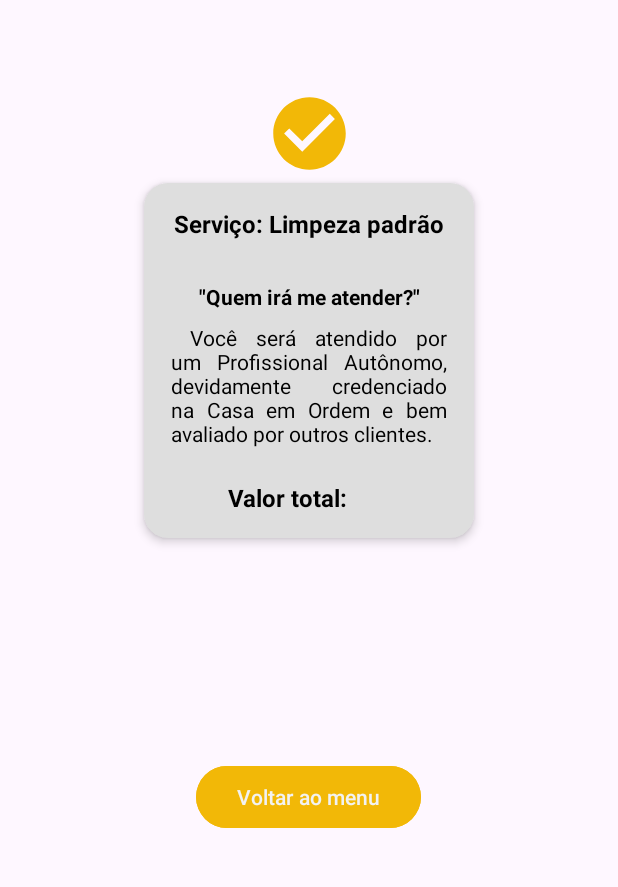
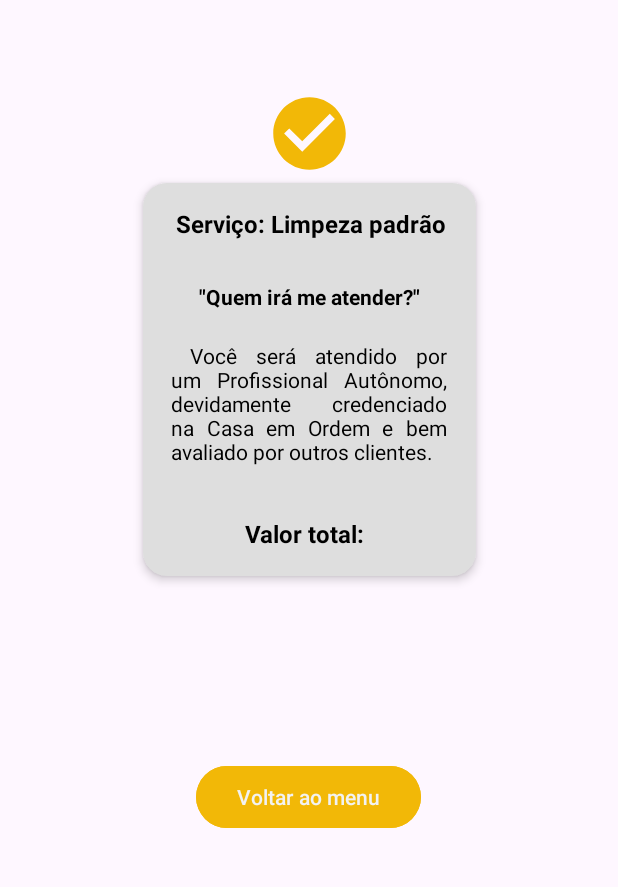
Before and after one commit to Cainann07/CasaEmOrdem, an Android app: the layout activity_confirmacao_pedido.xml on its own in the app's theme, with its tools: preview values and no code run, on a phone screen of 412 x 824 dp, the part 78-965 px from its top. Run offline under Robolectric (Android 15) with nearby library versions, the phone set to English and light mode, and no system bars.

Commit message:
Ajuste do conteiner principal da página.

```diff
--- a/app/src/main/res/layout/activity_confirmacao_pedido.xml
+++ b/app/src/main/res/layout/activity_confirmacao_pedido.xml
@@ -41,8 +41,8 @@
 
 
     <androidx.constraintlayout.widget.ConstraintLayout
-        android:layout_width="220dp"
-        android:layout_height="wrap_content"
+        android:layout_width="222dp"
+        android:layout_height="262dp"
         android:layout_gravity="center"
         android:layout_margin="16dp"
         android:layout_marginTop="33dp"
@@ -87,14 +87,14 @@
             android:id="@+id/txtDetalhes"
             android:layout_width="184dp"
             android:layout_height="89dp"
-            android:layout_marginTop="8dp"
+            android:layout_marginTop="20dp"
             android:justificationMode="inter_word"
             android:text=" Você será atendido por um Profissional Autônomo, devidamente credenciado na Casa em Ordem e bem avaliado por outros clientes."
             android:textAlignment="textStart"
             android:textColor="#000000"
             android:textSize="14sp"
             app:layout_constraintEnd_toEndOf="parent"
-            app:layout_constraintHorizontal_bias="0.5"
+            app:layout_constraintHorizontal_bias="0.428"
             app:layout_constraintStart_toStartOf="parent"
             app:layout_constraintTop_toBottomOf="@id/txtPergunta" />
 
@@ -102,8 +102,8 @@
             android:id="@+id/txtValor"
             android:layout_width="wrap_content"
             android:layout_height="wrap_content"
-            android:layout_marginStart="40dp"
-            android:layout_marginTop="16dp"
+            android:layout_marginStart="52dp"
+            android:layout_marginTop="28dp"
             android:text="Valor total: "
             android:textColor="#000000"
             android:textSize="16sp"
```
